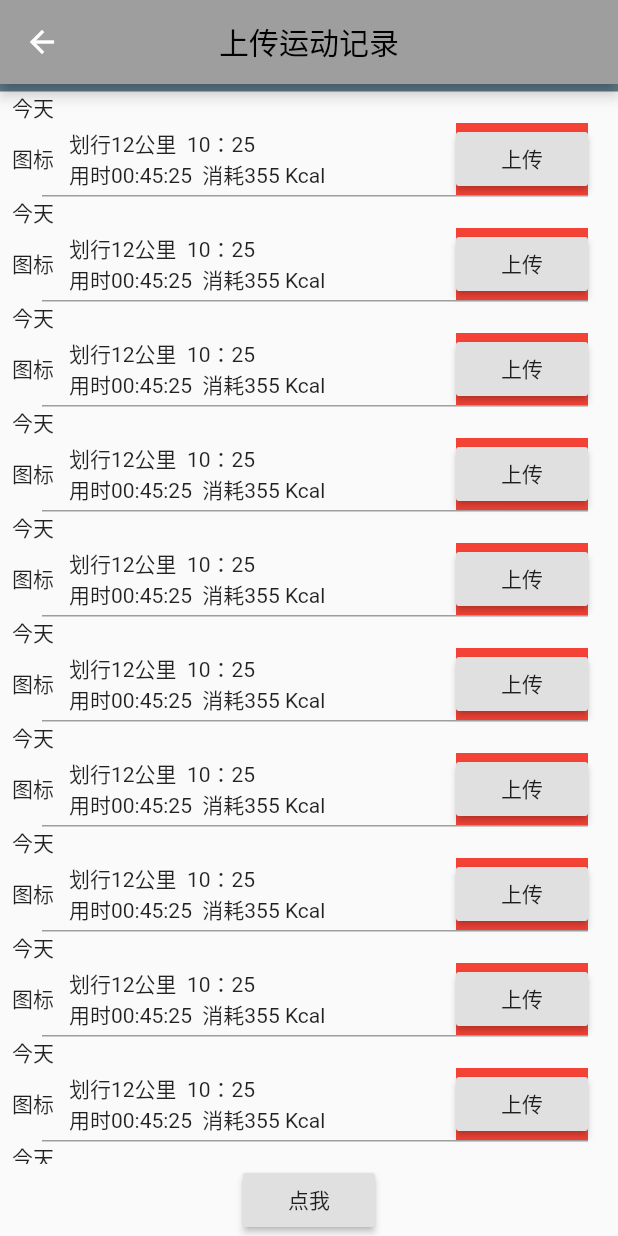
After one commit to 1015857193/flutter-demo, a Flutter app: the SportRecordMachine screen opened directly, on a phone screen of 412 x 824 dp. The commit adds this screen. Run offline on Flutter 3.47's test engine with Material 2 defaults, Android fonts, the phone set to English and light mode, and no system bars; our stand-ins replace cookie_jar, dio, dio_cookie_manager, flutter_swiper, fluttertoast, get and 2 more; missing offline and left inert: dart:ffi, dio_http2_adapter; accounts and stored records are empty.

Commit message:
Getx使用

```diff
--- a/flutter_app2/lib/main.dart
+++ b/flutter_app2/lib/main.dart
@@ -1,4 +1,5 @@
 import 'package:flutter/material.dart';
+import 'package:flutter_app2/routes/RouterConfig.dart';
 import 'routes/Routes.dart';
 import 'package:get/get.dart';
 
@@ -11,8 +12,9 @@ class MyApp extends StatelessWidget {
     return GetMaterialApp(
       debugShowCheckedModeBanner:false ,  //去掉debug图标
       // home:Tabs(),
-      initialRoute: '/',     //初始化的时候加载的路由
-      onGenerateRoute: onGenerateRoute,
+      initialRoute: RouterConfig.main,     //初始化的时候加载的路由
+    //  onGenerateRoute: onGenerateRoute,
+      getPages: RouterConfig.getPages,
     );
   }
 }
--- a/flutter_app2/lib/pages/Tabs.dart
+++ b/flutter_app2/lib/pages/Tabs.dart
@@ -64,6 +64,7 @@ class _TabsState extends State<Tabs> {
                     backgroundImage: NetworkImage(
                         "https://www.itying.com/images/flutter/3.png"),
                   ),
+                 // currentAccountPictureSize: Size(36, 36),
                   decoration: BoxDecoration(
                       image: DecorationImage(
                     image: NetworkImage(
@@ -76,6 +77,7 @@ class _TabsState extends State<Tabs> {
                     Image.network(
                         "https://www.itying.com/images/flutter/5.png"),
                   ],
+                 // otherAccountsPicturesSize: Size(144, 144),
                 ))
               ],
             ),
--- /dev/null
+++ b/flutter_app2/lib/pages/sport_record_page.dart
@@ -0,0 +1,113 @@
+import 'package:flutter/cupertino.dart';
+import 'package:flutter/material.dart';
+
+class SportRecordMachine extends StatefulWidget{
+
+  SportRecordMachine({Key key}) : super(key: key);
+
+  @override
+  _SportRecordMachineState createState() => new _SportRecordMachineState();
+
+
+}
+
+
+class _SportRecordMachineState extends State<SportRecordMachine> {
+
+
+
+  @override
+  void initState() {
+    // TODO: implement initState
+    super.initState();
+  }
+
+
+  Widget _container(index){
+
+    return Container(
+      padding: const EdgeInsets.only(left: 8.0),
+      child: Column(
+        crossAxisAlignment: CrossAxisAlignment.start,
+        children: [
+          Text('今天'),
+          Row(
+            children: [
+              Text('图标'),
+              SizedBox(width: 10),
+              Column(
+                crossAxisAlignment: CrossAxisAlignment.start,
+                children: [
+                  Text('划行12公里  10：25'),
+                   Text('用时00:45:25  消耗355 Kcal'),
+
+
+                ],
+              ),
+
+              Spacer(),
+              Container(
+                color: Colors.red,
+                // margin: EdgeInsets.only(right: 100),
+                child: RaisedButton(
+                  child: new Text('上传'),
+                  onPressed: () {},
+                ),
+              ),
+              SizedBox(width: 20),
+            ],
+          ),
+
+          Container(
+            margin: EdgeInsets.only(right: 20,left: 20),
+            color: Colors.grey,
+            height: 1,
+
+          ),
+
+
+        ],
+      ),
+
+    );
+  }
+
+
+ @override
+  Widget build(BuildContext context) {
+    // TODO: implement build
+
+   return Scaffold(
+     appBar: AppBar(
+       centerTitle: true,
+       backgroundColor: Colors.grey,
+       title: Text('上传运动记录',style: TextStyle(
+         color: Colors.black
+       ))),
+      body: Column(
+        children: [
+          Container(
+            color: Colors.blueGrey,
+            height: 5,
+          ),
+          Expanded(
+            child: Container(
+                child: ListView.builder(
+                    itemCount: 100,
+                    itemBuilder: (BuildContext context, int index) {
+                      return _container(index);
+                    })),
+          ),
+           RaisedButton(
+            child: new Text('点我'),
+            onPressed: () {},
+          )
+        ],
+      ),
+    );
+
+
+
+  }
+
+}
--- /dev/null
+++ b/flutter_app2/lib/routes/RouterConfig.dart
@@ -0,0 +1,36 @@
+import 'package:flutter_app2/pages/tabs/GetJumpTwoLogic.dart';
+import 'package:flutter_app2/pages/tabs/GetJumpOneLogic.dart';
+import 'package:get/get.dart';
+import '../pages/Tabs.dart';
+import '../pages/Swiper.dart';
+import '../pages/Dialog.dart';
+
+class RouterConfig {
+
+  static const String main = '/';
+
+  static const String swiper = '/swiper';
+
+  static const String dialog = '/dialog';
+
+  static const String getJumpTwo = '/jumpTwo';
+  static const String getJumpOne = '/jumpOne';
+
+  static final List<GetPage> getPages = [
+
+
+    GetPage(name: main,page: () => Tabs()),
+
+    GetPage(name: swiper,page: () => SwiperPage()),
+
+    GetPage(name: dialog,page: () => DialogPage()),
+
+    GetPage(name: getJumpOne,page: () => GetJumpOnePage()),
+
+    GetPage(name: getJumpTwo,page: () => GetJumpTwoPage()),
+
+  ];
+
+
+
+}
--- a/flutter_app2/lib/routes/Routes.dart
+++ b/flutter_app2/lib/routes/Routes.dart
@@ -2,12 +2,14 @@ import 'package:flutter/material.dart';
 import '../pages/Tabs.dart';
 import '../pages/Swiper.dart';
 import '../pages/Dialog.dart';
+import 'package:flutter_app2/pages/tabs/GetJumpTwoLogic.dart';
 
 //配置路由
 final routes={
       '/':(context)=>Tabs(),
       '/swiper':(context,{arguments})=>SwiperPage(arguments:arguments),
       '/dialog':(context)=>DialogPage(),
+      '/twologic':(context,{arguments})=>GetJumpTwoPage(),
 };
 
 //固定写法
```
Also changed, not shown: flutter_app1/lib/PlatformViewTest.dart (+7 -5 lines), flutter_app2/lib/pages/Swiper.dart (+8 -7 lines), flutter_app2/lib/pages/sport_grid_view.dart (added, +112 -0 lines), flutter_app2/lib/pages/tabs/Category.dart (+31 -12 lines), flutter_app2/lib/pages/tabs/GetJumpOneLogic.dart (added, +45 -0 lines), flutter_app2/lib/pages/tabs/GetJumpTwoLogic.dart (added, +64 -0 lines), flutter_app2/lib/pages/tabs/GetxPage.dart (+14 -11 lines), flutter_app2/lib/pages/tabs/Home.dart (+52 -3 lines), flutter_app2/lib/pages/tabs/Setting.dart (+52 -0 lines).
